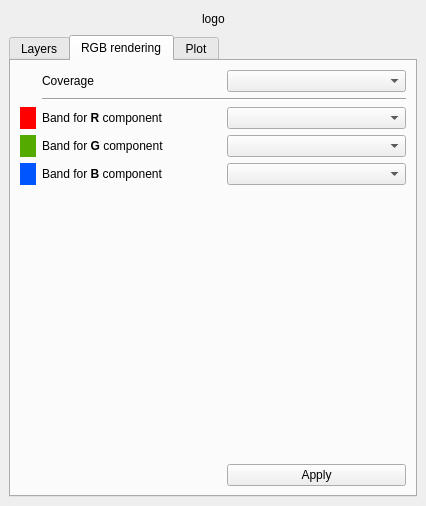
This is datacubeplugin/ui/datacubewidget.ui in planetfederal/qgis-datacube-plugin as Qt 5 draws it before an edit. The edited form follows.
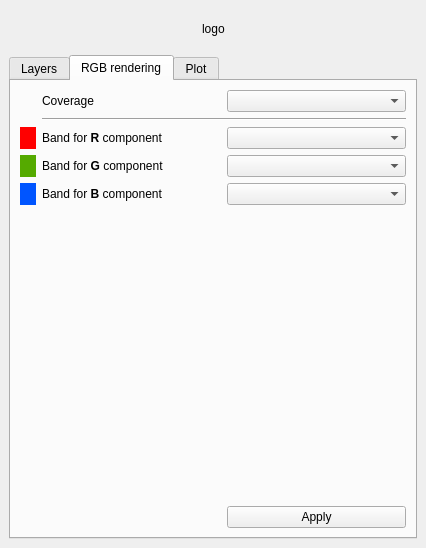
This is the edited form. The open tabs and pages were chosen to show the change.

```diff
--- a/datacubeplugin/ui/datacubewidget.ui
+++ b/datacubeplugin/ui/datacubewidget.ui
@@ -7,7 +7,7 @@
     <x>0</x>
     <y>0</y>
     <width>426</width>
-    <height>506</height>
+    <height>548</height>
    </rect>
   </property>
   <property name="windowTitle">
@@ -16,12 +16,22 @@
   <widget class="QWidget" name="dockWidgetContents">
    <layout class="QVBoxLayout" name="verticalLayout_2">
     <item>
-     <layout class="QHBoxLayout" name="horizontalLayout">
+     <widget class="QWidget" name="widget" native="true">
+      <property name="maximumSize">
+       <size>
+        <width>16777215</width>
+        <height>40</height>
+       </size>
+      </property>
+      <layout class="QHBoxLayout" name="horizontalLayout_5">
       <item>
        <spacer name="horizontalSpacer_7">
         <property name="orientation">
          <enum>Qt::Horizontal</enum>
         </property>
+         <property name="sizeType">
+          <enum>QSizePolicy::Expanding</enum>
+         </property>
         <property name="sizeHint" stdset="0">
          <size>
           <width>40</width>
@@ -32,6 +42,12 @@
       </item>
       <item>
        <widget class="QLabel" name="labelLogo">
+         <property name="maximumSize">
+          <size>
+           <width>16777215</width>
+           <height>40</height>
+          </size>
+         </property>
         <property name="text">
          <string>logo</string>
         </property>
@@ -44,16 +60,27 @@
         </property>
         <property name="sizeHint" stdset="0">
          <size>
-          <width>40</width>
-          <height>20</height>
+           <width>176</width>
+           <height>19</height>
          </size>
         </property>
        </spacer>
       </item>
      </layout>
+      <zorder>horizontalSpacer_8</zorder>
+      <zorder>horizontalSpacer_8</zorder>
+      <zorder>horizontalSpacer_7</zorder>
+      <zorder>labelLogo</zorder>
+     </widget>
     </item>
     <item>
      <widget class="QTabWidget" name="tabWidget">
+      <property name="sizePolicy">
+       <sizepolicy hsizetype="Expanding" vsizetype="Ignored">
+        <horstretch>0</horstretch>
+        <verstretch>0</verstretch>
+       </sizepolicy>
+      </property>
       <property name="currentIndex">
        <number>0</number>
       </property>
@@ -163,7 +190,7 @@
            <string notr="true">background-color: rgb(255, 0, 0);</string>
           </property>
           <property name="text">
-           <string> </string>
+           <string/>
           </property>
          </widget>
         </item>
@@ -179,7 +206,7 @@
            <string notr="true">background-color: rgb(85, 170, 0);</string>
           </property>
           <property name="text">
-           <string> </string>
+           <string/>
           </property>
          </widget>
         </item>
@@ -189,7 +216,7 @@
            <string notr="true">background-color: rgb(0, 85, 255);</string>
           </property>
           <property name="text">
-           <string> </string>
+           <string/>
           </property>
          </widget>
         </item>
```
Lines whose indentation alone changed are shown as unchanged.
